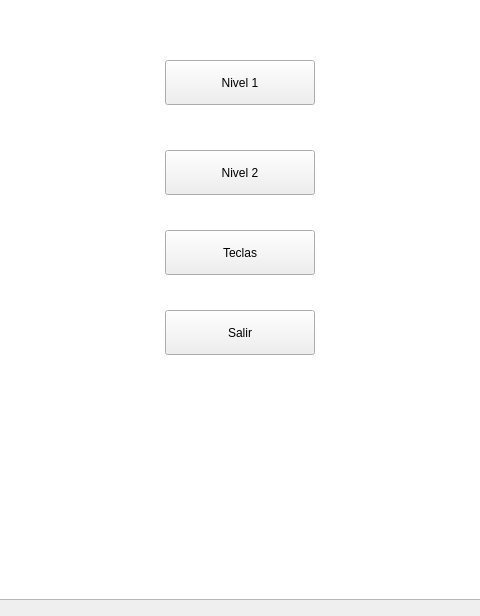
Qt form mainwindow.ui (Nooby54/Proyecto-Final) before a commit; both pictures show x 460 to 940 and y 140 to 756 of the 1426 by 756 pixel window.
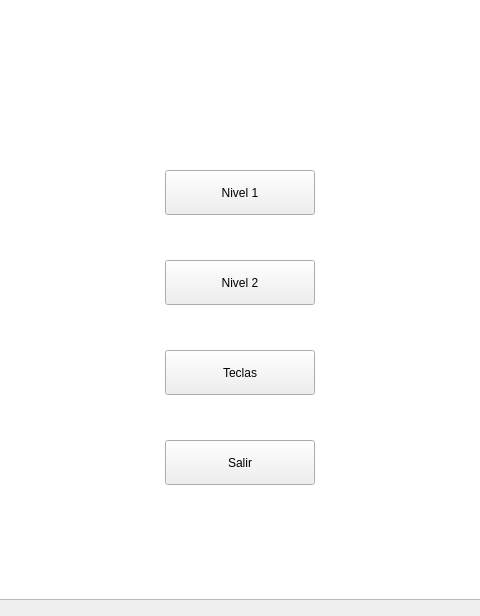
The same form after that commit.

Commit message: Correciones menores

```diff
--- a/mainwindow.ui
+++ b/mainwindow.ui
@@ -18,7 +18,7 @@
     <property name="geometry">
      <rect>
       <x>625</x>
-      <y>200</y>
+      <y>310</y>
       <width>150</width>
       <height>45</height>
      </rect>
@@ -31,7 +31,7 @@
     <property name="geometry">
      <rect>
       <x>625</x>
-      <y>290</y>
+      <y>400</y>
       <width>150</width>
       <height>45</height>
      </rect>
@@ -44,7 +44,7 @@
     <property name="geometry">
      <rect>
       <x>625</x>
-      <y>370</y>
+      <y>490</y>
       <width>150</width>
       <height>45</height>
      </rect>
@@ -57,7 +57,7 @@
     <property name="geometry">
      <rect>
       <x>625</x>
-      <y>450</y>
+      <y>580</y>
       <width>150</width>
       <height>45</height>
      </rect>
```
The commit also changes 2 other files.
